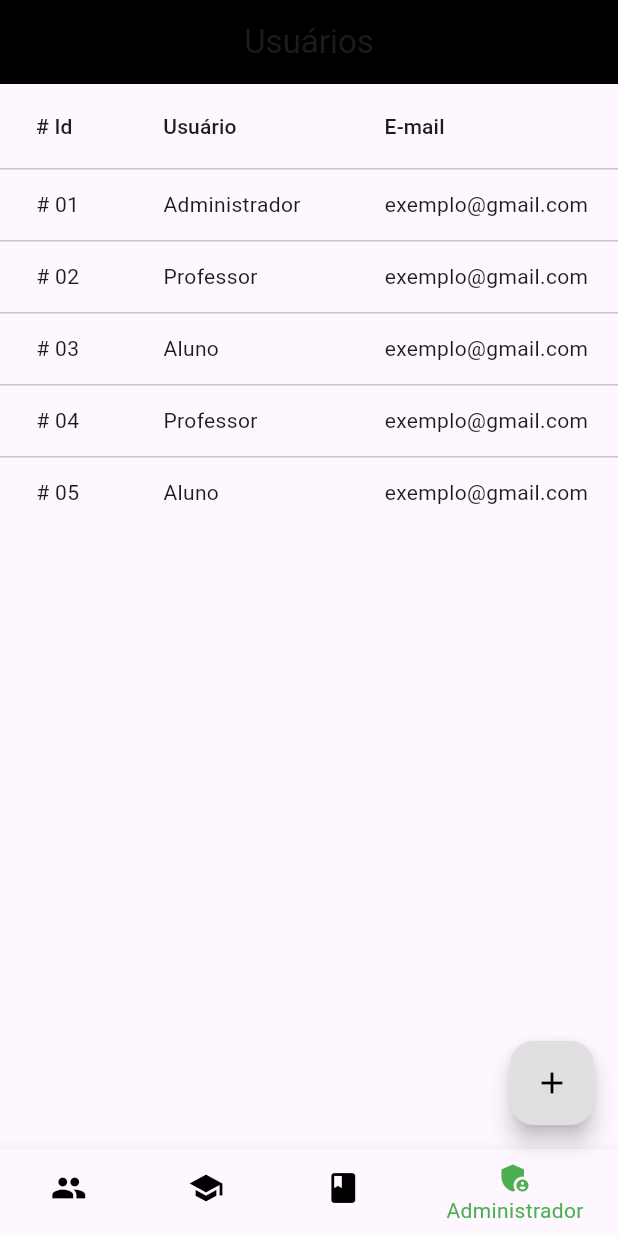
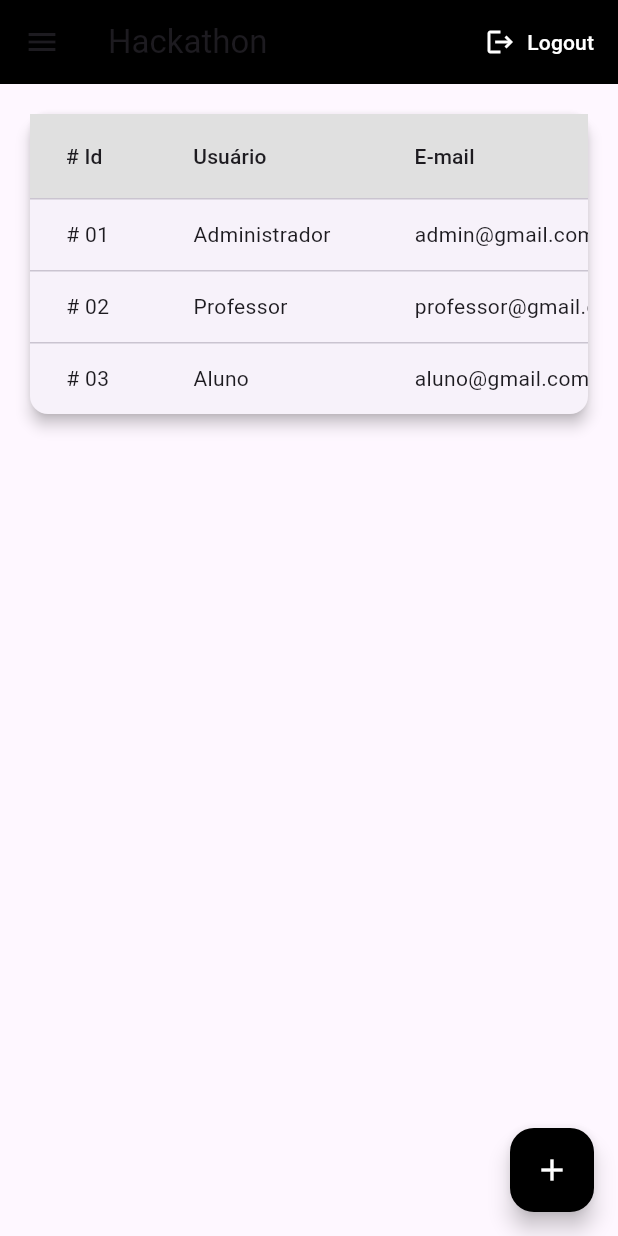
Before and after one commit to wellingtonjoaq/Hackathon-Flutter, a Flutter app: the UsuariosPage screen opened directly, on a phone screen of 412 x 824 dp. Run offline on Flutter 3.47's test engine with Material 3 defaults, Android fonts, the phone set to English and light mode, and no system bars; our stand-ins replace shared_preferences; missing offline and left inert: qr_code_scanner; accounts and stored records are empty; network calls fail.

```diff
--- a/lib/screens/admin/users_admin_page.dart
+++ b/lib/screens/admin/users_admin_page.dart
@@ -1,5 +1,3 @@
-// lib/screens/admin/users_admin_page.dart
-
 import 'package:flutter/material.dart';
 import 'package:hackathon_flutter/models/usuario_dto.dart';
 
--- /dev/null
+++ b/lib/widgets/navbar.dart
@@ -0,0 +1,113 @@
+import 'package:flutter/material.dart';
+
+void main() {
+  runApp(const MaterialApp(
+    home: UsuariosPage(),
+    debugShowCheckedModeBanner: false,
+  ));
+}
+
+class UsuariosPage extends StatelessWidget {
+  final List<Map<String, String>> usuarios = const [
+    {"id": "01", "nome": "Administrador", "email": "admin@gmail.com"},
+    {"id": "02", "nome": "Professor", "email": "professor@gmail.com"},
+    {"id": "03", "nome": "Aluno", "email": "aluno@gmail.com"},
+  ];
+
+  const UsuariosPage({super.key});
+
+  @override
+  Widget build(BuildContext context) {
+    return Scaffold(
+      appBar: AppBar(
+        title: const Text('Hackathon'),
+        backgroundColor: Colors.black,
+        actions: [
+          TextButton.icon(
+            onPressed: () {},
+            icon: const Icon(Icons.logout, color: Colors.white, size: 20),
+            label: const Text('Logout', style: TextStyle(color: Colors.white)),
+          ),
+        ],
+      ),
+      drawer: Drawer(
+        backgroundColor: Colors.black,
+        child: ListView(
+          padding: EdgeInsets.zero,
+          children: const [
+            DrawerHeader(
+              decoration: BoxDecoration(color: Colors.black87),
+              child: Text(
+                'Painel Administrativo',
+                style: TextStyle(color: Colors.white, fontSize: 20),
+              ),
+            ),
+            ListTile(
+              leading: Icon(Icons.people, color: Colors.white),
+              title: Text('Usuários', style: TextStyle(color: Colors.white)),
+            ),
+            ListTile(
+              leading: Icon(Icons.school, color: Colors.white),
+              title: Text('Turmas', style: TextStyle(color: Colors.white)),
+            ),
+            ListTile(
+              leading: Icon(Icons.book, color: Colors.white),
+              title: Text('Disciplinas', style: TextStyle(color: Colors.white)),
+            ),
+          ],
+        ),
+      ),
+      body: Padding(
+        padding: const EdgeInsets.all(16.0),
+        child: Card(
+          elevation: 4,
+          shape: RoundedRectangleBorder(borderRadius: BorderRadius.circular(12)),
+          child: SingleChildScrollView(
+            scrollDirection: Axis.horizontal,
+            child: DataTable(
+              headingRowColor: MaterialStateProperty.resolveWith(
+                    (states) => Colors.grey[300],
+              ),
+              columns: const [
+                DataColumn(label: Text('# Id')),
+                DataColumn(label: Text('Usuário')),
+                DataColumn(label: Text('E-mail')),
+                DataColumn(label: Text('Senha')),
+                DataColumn(label: Text('Ações')),
+              ],
+              rows: usuarios.map((usuario) {
+                return DataRow(cells: [
+                  DataCell(Text('# ${usuario["id"]}')),
+                  DataCell(Text(usuario["nome"]!)),
+                  DataCell(Text(usuario["email"]!)),
+                  const DataCell(Text('********')),
+                  DataCell(Row(
+                    children: [
+                      IconButton(
+                        icon: const Icon(Icons.remove_red_eye, color: Colors.blue),
+                        onPressed: () {},
+                      ),
+                      IconButton(
+                        icon: const Icon(Icons.edit, color: Colors.orange),
+                        onPressed: () {},
+                      ),
+                      IconButton(
+                        icon: const Icon(Icons.delete, color: Colors.red),
+                        onPressed: () {},
+                      ),
+                    ],
+                  )),
+                ]);
+              }).toList(),
+            ),
+          ),
+        ),
+      ),
+      floatingActionButton: FloatingActionButton(
+        onPressed: () {},
+        backgroundColor: Colors.black,
+        child: const Icon(Icons.add, color: Colors.white),
+      ),
+    );
+  }
+}
--- a/lib/widgets/users.dart
+++ /dev/null
@@ -1,88 +0,0 @@
-import 'package:flutter/material.dart';
-
-void main() {
-  runApp(MaterialApp(
-    home: UsuariosPage(),
-    debugShowCheckedModeBanner: false,
-  ));
-}
-
-class UsuariosPage extends StatelessWidget {
-  final List<Map<String, String>> usuarios = [
-    {"id": "01", "nome": "Administrador", "email": "exemplo@gmail.com"},
-    {"id": "02", "nome": "Professor", "email": "exemplo@gmail.com"},
-    {"id": "03", "nome": "Aluno", "email": "exemplo@gmail.com"},
-    {"id": "04", "nome": "Professor", "email": "exemplo@gmail.com"},
-    {"id": "05", "nome": "Aluno", "email": "exemplo@gmail.com"},
-  ];
-
-  @override
-  Widget build(BuildContext context) {
-    return Scaffold(
-      appBar: AppBar(
-        title: Text('Usuários'),
-        backgroundColor: Colors.black,
-        centerTitle: true,
-      ),
-      body: SingleChildScrollView(
-        scrollDirection: Axis.horizontal,
-        child: DataTable(
-          columns: const [
-            DataColumn(label: Text('# Id')),
-            DataColumn(label: Text('Usuário')),
-            DataColumn(label: Text('E-mail')),
-            DataColumn(label: Text('Senha')),
-            DataColumn(label: Text('Ações')),
-          ],
-          rows: usuarios.map((usuario) {
-            return DataRow(cells: [
-              DataCell(Text('# ${usuario["id"]}')),
-              DataCell(Text(usuario["nome"]!)),
-              DataCell(Text(usuario["email"]!)),
-              DataCell(Text('********')),
-              DataCell(Row(
-                children: [
-                  IconButton(
-                    icon: Icon(Icons.remove_red_eye, color: Colors.blue),
-                    onPressed: () {},
-                  ),
-                  IconButton(
-                    icon: Icon(Icons.edit, color: Colors.orange),
-                    onPressed: () {},
-                  ),
-                  IconButton(
-                    icon: Icon(Icons.delete, color: Colors.red),
-                    onPressed: () {},
-                  ),
-                ],
-              )),
-            ]);
-          }).toList(),
-        ),
-      ),
-      floatingActionButton: FloatingActionButton(
-        onPressed: () {},
-        backgroundColor: Colors.grey[300],
-        child: Icon(Icons.add, color: Colors.black),
-      ),
-      bottomNavigationBar: BottomNavigationBar(
-        currentIndex: 3,
-        selectedItemColor: Colors.green,
-        unselectedItemColor: Colors.black,
-        items: const [
-          BottomNavigationBarItem(
-              icon: Icon(Icons.people), label: 'Usuários'),
-          BottomNavigationBarItem(
-              icon: Icon(Icons.school), label: 'Turmas'),
-          BottomNavigationBarItem(
-              icon: Icon(Icons.book), label: 'Disciplinas'),
-          BottomNavigationBarItem(
-              icon: Icon(Icons.admin_panel_settings), label: 'Administrador'),
-        ],
-        onTap: (index) {
-          // Navegação entre páginas
-        },
-      ),
-    );
-  }
-}
--- a/pubspec.yaml
+++ b/pubspec.yaml
@@ -21,6 +21,7 @@ dependencies:
 dev_dependencies:
   flutter_test:
     sdk: flutter
+  intl: ^0.18.1
   flutter_lints: ^5.0.0
 
 flutter:
```
Also changed, not shown: lib/main.dart (+8 -2 lines), lib/models/feedback_dto.dart (added, +35 -0 lines), lib/models/feedback_questao_dto.dart (added, +23 -0 lines), lib/models/nota_aluno_dto.dart (added, +31 -0 lines), lib/screens/aluno/aluno_feedbacks_screen.dart (added, +154 -0 lines), lib/screens/aluno/aluno_screen.dart (added, +171 -0 lines), lib/screens/aluno_screen.dart (deleted, +0 -35 lines), lib/services/api_service.dart (+32 -2 lines).
